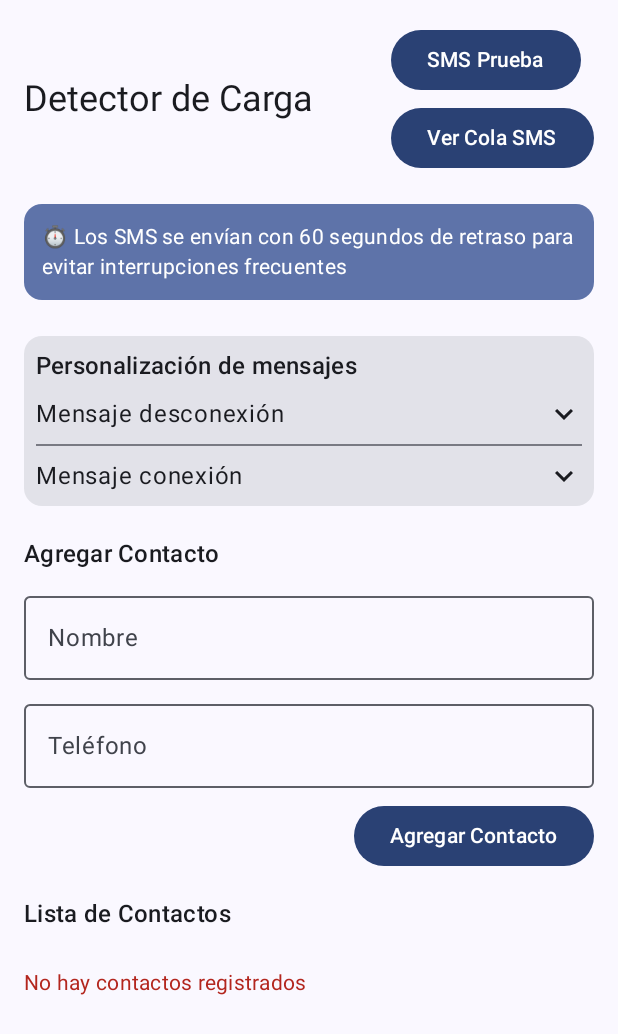
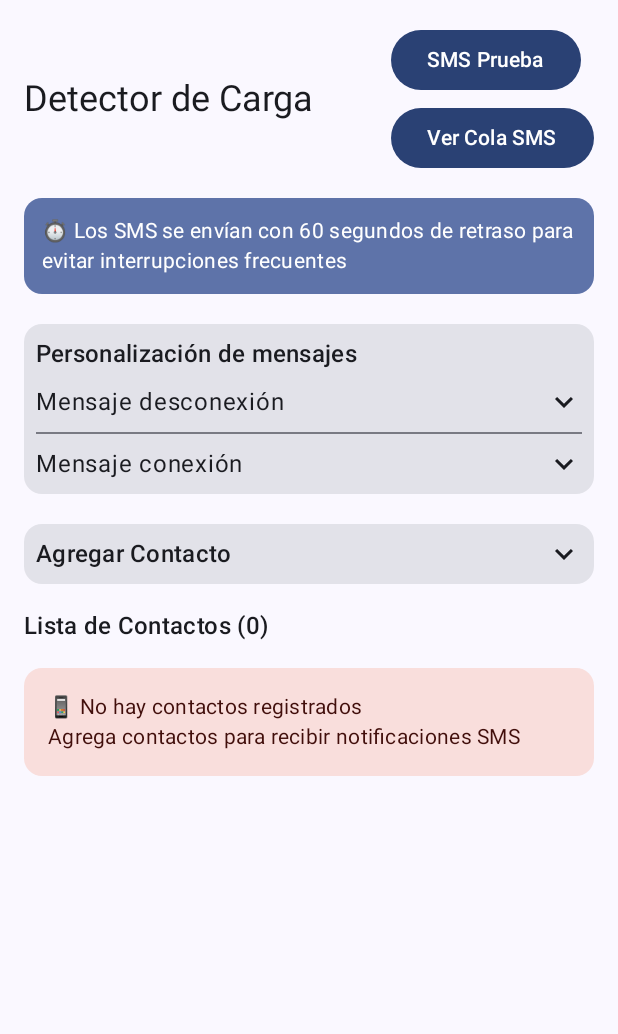
Before and after one commit to polielb/sms-energia, an Android app built with Jetpack Compose: the screen it shows after launch (MainActivity), on a phone screen of 412 x 824 dp. Shown: the top 1034 px of the screen. Run offline under Robolectric (Android 15) with nearby library versions, the phone set to English and light mode, and no system bars.

Commit message:
sms energia con retraso

```diff
--- a/app/src/main/java/com/example/smsenergia/MainActivity.kt
+++ b/app/src/main/java/com/example/smsenergia/MainActivity.kt
@@ -354,12 +354,14 @@ fun MainScreen(
     var nombre by remember { mutableStateOf("") }
     var telefono by remember { mutableStateOf("") }
 
-    Column(
+    LazyColumn(
         modifier = Modifier
             .fillMaxSize()
             .padding(16.dp),
+        verticalArrangement = Arrangement.spacedBy(16.dp)
     ) {
         // Título y botones
+        item {
             Row(
                 modifier = Modifier.fillMaxWidth(),
                 horizontalArrangement = Arrangement.SpaceBetween,
@@ -380,14 +382,12 @@ fun MainScreen(
                     }
                 }
             }
-
-        Spacer(modifier = Modifier.height(16.dp))
+        }
 
         // Información del retraso
+        item {
             Card(
-            modifier = Modifier
-                .fillMaxWidth()
-                .padding(vertical = 4.dp),
+                modifier = Modifier.fillMaxWidth(),
                 colors = CardDefaults.cardColors(
                     containerColor = MaterialTheme.colorScheme.primaryContainer
                 )
@@ -398,83 +398,139 @@ fun MainScreen(
                     modifier = Modifier.padding(12.dp)
                 )
             }
-
-        Spacer(modifier = Modifier.height(16.dp))
+        }
 
         // Sección de mensajes personalizados
+        item {
             MensajesPersonalizados(
                 mensajeDesconexion = mensajeDesconexion,
                 mensajeConexion = mensajeConexion,
                 onMensajeDesconexionChange = onMensajeDesconexionChange,
                 onMensajeConexionChange = onMensajeConexionChange
             )
+        }
 
-        Spacer(modifier = Modifier.height(16.dp))
+        // Sección para agregar contactos (ahora colapsible)
+        item {
+            AgregarContactoSection(
+                nombre = nombre,
+                telefono = telefono,
+                onNombreChange = { nombre = it },
+                onTelefonoChange = { telefono = it },
+                onAddContact = { nombreInput, telefonoInput ->
+                    val success = onAddContact(nombreInput, telefonoInput)
+                    if (success) {
+                        nombre = ""
+                        telefono = ""
+                    }
+                    success
+                }
+            )
+        }
 
-        // Sección para agregar contactos
+        // Lista de contactos - Título
+        item {
+            Text(
+                text = "Lista de Contactos (${contactos.size})",
+                style = MaterialTheme.typography.titleMedium
+            )
+        }
+
+        // Lista de contactos - Contenido
+        if (contactos.isEmpty()) {
+            item {
+                Card(
+                    modifier = Modifier.fillMaxWidth(),
+                    colors = CardDefaults.cardColors(
+                        containerColor = MaterialTheme.colorScheme.errorContainer
+                    )
+                ) {
+                    Text(
+                        text = "📱 No hay contactos registrados\nAgrega contactos para recibir notificaciones SMS",
+                        style = MaterialTheme.typography.bodyMedium,
+                        modifier = Modifier.padding(16.dp)
+                    )
+                }
+            }
+        } else {
+            items(contactos) { contacto ->
+                ContactoItem(
+                    contacto = contacto,
+                    onDelete = { onDeleteContact(contacto) }
+                )
+            }
+        }
+    }
+}
+
+@Composable
+fun AgregarContactoSection(
+    nombre: String,
+    telefono: String,
+    onNombreChange: (String) -> Unit,
+    onTelefonoChange: (String) -> Unit,
+    onAddContact: (String, String) -> Boolean
+) {
+    var expandido by remember { mutableStateOf(false) }
+
+    Card(
+        modifier = Modifier.fillMaxWidth()
+    ) {
+        Column(
+            modifier = Modifier.padding(8.dp)
+        ) {
+            // Header clickeable
+            Row(
+                modifier = Modifier
+                    .fillMaxWidth()
+                    .clickable { expandido = !expandido },
+                horizontalArrangement = Arrangement.SpaceBetween,
+                verticalAlignment = Alignment.CenterVertically
+            ) {
                 Text(
                     text = "Agregar Contacto",
-            style = MaterialTheme.typography.titleMedium,
-            modifier = Modifier.padding(bottom = 8.dp)
+                    style = MaterialTheme.typography.titleMedium
                 )
 
+                Icon(
+                    imageVector = if (expandido) Icons.Default.ExpandLess else Icons.Default.ExpandMore,
+                    contentDescription = if (expandido) "Contraer" else "Expandir"
+                )
+            }
+
+            // Contenido expandible
+            if (expandido) {
+                Spacer(modifier = Modifier.height(12.dp))
+
+                // Campo para nombre
                 OutlinedTextField(
                     value = nombre,
-            onValueChange = { nombre = it },
+                    onValueChange = onNombreChange,
                     label = { Text("Nombre") },
                     modifier = Modifier.fillMaxWidth()
                 )
 
                 Spacer(modifier = Modifier.height(8.dp))
 
+                // Campo para teléfono
                 OutlinedTextField(
                     value = telefono,
-            onValueChange = { telefono = it },
+                    onValueChange = onTelefonoChange,
                     label = { Text("Teléfono") },
                     keyboardOptions = KeyboardOptions(keyboardType = KeyboardType.Phone),
                     modifier = Modifier.fillMaxWidth()
                 )
 
-        Spacer(modifier = Modifier.height(8.dp))
+                Spacer(modifier = Modifier.height(12.dp))
 
+                // Botón para agregar contacto
                 Button(
                     onClick = {
-                val success = onAddContact(nombre, telefono)
-                if (success) {
-                    nombre = ""
-                    telefono = ""
-                }
+                        onAddContact(nombre, telefono)
                     },
-            modifier = Modifier.align(Alignment.End)
+                    modifier = Modifier.fillMaxWidth()
                 ) {
                     Text("Agregar Contacto")
-        }
-
-        Spacer(modifier = Modifier.height(16.dp))
-
-        // Lista de contactos
-        Text(
-            text = "Lista de Contactos",
-            style = MaterialTheme.typography.titleMedium,
-            modifier = Modifier.padding(bottom = 8.dp)
-        )
-
-        if (contactos.isEmpty()) {
-            Text(
-                text = "No hay contactos registrados",
-                style = MaterialTheme.typography.bodyMedium,
-                color = MaterialTheme.colorScheme.error,
-                modifier = Modifier.padding(vertical = 16.dp)
-            )
-        } else {
-            LazyColumn(
-                modifier = Modifier.weight(1f)
-            ) {
-                items(contactos) { contacto ->
-                    ContactoItem(
-                        contacto = contacto,
-                        onDelete = { onDeleteContact(contacto) }
-                    )
                 }
             }
         }
```
Also changed, not shown: 1 other file. Lines whose indentation alone changed are shown as unchanged.
